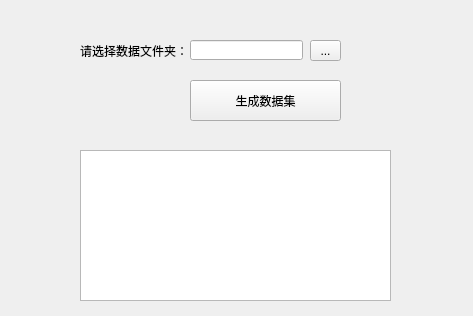
This is uis/abnormal_train_dataset.ui in Goodccccl/Neural_Network_software as Qt 5 draws it before an edit. The edited form follows.
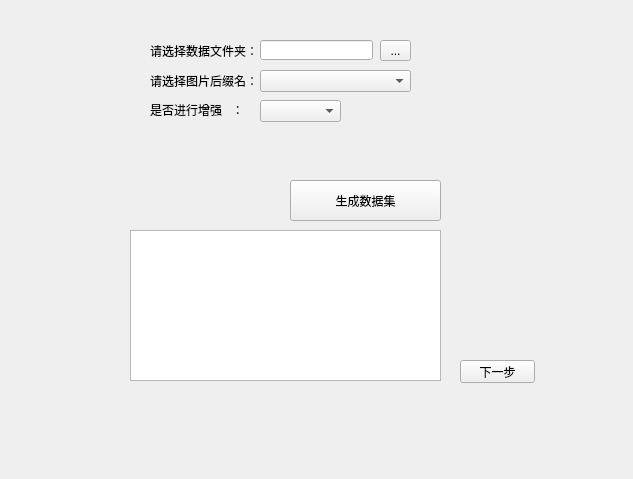
This is the edited form.

Diff of the .ui file:
```diff
--- a/uis/abnormal_train_dataset.ui
+++ b/uis/abnormal_train_dataset.ui
@@ -6,18 +6,82 @@
    <rect>
     <x>0</x>
     <y>0</y>
-    <width>473</width>
-    <height>316</height>
+    <width>633</width>
+    <height>479</height>
    </rect>
   </property>
   <property name="windowTitle">
-   <string>Creating dataset</string>
+   <string>Creating Abnormal Dataset</string>
   </property>
+  <widget class="QLabel" name="label_2">
+   <property name="geometry">
+    <rect>
+     <x>150</x>
+     <y>70</y>
+     <width>121</width>
+     <height>21</height>
+    </rect>
+   </property>
+   <property name="text">
+    <string>请选择图片后缀名：</string>
+   </property>
+  </widget>
+  <widget class="QLabel" name="label">
+   <property name="geometry">
+    <rect>
+     <x>150</x>
+     <y>40</y>
+     <width>121</width>
+     <height>21</height>
+    </rect>
+   </property>
+   <property name="text">
+    <string>请选择数据文件夹：</string>
+   </property>
+  </widget>
+  <widget class="QPlainTextEdit" name="plainTextEdit">
+   <property name="geometry">
+    <rect>
+     <x>130</x>
+     <y>230</y>
+     <width>311</width>
+     <height>151</height>
+    </rect>
+   </property>
+  </widget>
+  <widget class="QComboBox" name="comboBox_suffix">
+   <property name="geometry">
+    <rect>
+     <x>260</x>
+     <y>70</y>
+     <width>151</width>
+     <height>22</height>
+    </rect>
+   </property>
+   <property name="currentIndex">
+    <number>-1</number>
+   </property>
+   <item>
+    <property name="text">
+     <string>bmp</string>
+    </property>
+   </item>
+   <item>
+    <property name="text">
+     <string>jpg</string>
+    </property>
+   </item>
+   <item>
+    <property name="text">
+     <string>png</string>
+    </property>
+   </item>
+  </widget>
   <widget class="QPushButton" name="pushButton_creat_abnormal_dataset">
    <property name="geometry">
     <rect>
-     <x>190</x>
-     <y>80</y>
+     <x>290</x>
+     <y>180</y>
      <width>151</width>
      <height>41</height>
     </rect>
@@ -26,36 +90,33 @@
     <string>生成数据集</string>
    </property>
   </widget>
-  <widget class="QLabel" name="label">
+  <widget class="QComboBox" name="comboBox_augment">
    <property name="geometry">
     <rect>
-     <x>80</x>
-     <y>40</y>
-     <width>121</width>
-     <height>21</height>
+     <x>260</x>
+     <y>100</y>
+     <width>81</width>
+     <height>22</height>
     </rect>
    </property>
-   <property name="text">
-    <string>请选择数据文件夹：</string>
+   <property name="currentIndex">
+    <number>-1</number>
    </property>
-  </widget>
-  <widget class="QToolButton" name="toolButton_select_inputdata_dir">
-   <property name="geometry">
-    <rect>
-     <x>310</x>
-     <y>40</y>
-     <width>31</width>
-     <height>21</height>
-    </rect>
-   </property>
-   <property name="text">
-    <string>...</string>
-   </property>
+   <item>
+    <property name="text">
+     <string>True</string>
+    </property>
+   </item>
+   <item>
+    <property name="text">
+     <string>False</string>
+    </property>
+   </item>
   </widget>
   <widget class="QLineEdit" name="abnormal_inputdata_path">
    <property name="geometry">
     <rect>
-     <x>190</x>
+     <x>260</x>
      <y>40</y>
      <width>113</width>
      <height>20</height>
@@ -65,14 +126,43 @@
     <string/>
    </property>
   </widget>
-  <widget class="QPlainTextEdit" name="plainTextEdit">
+  <widget class="QToolButton" name="toolButton_select_inputdata_dir">
    <property name="geometry">
     <rect>
-     <x>80</x>
-     <y>150</y>
-     <width>311</width>
-     <height>151</height>
+     <x>380</x>
+     <y>40</y>
+     <width>31</width>
+     <height>21</height>
     </rect>
+   </property>
+   <property name="text">
+    <string>...</string>
+   </property>
+  </widget>
+  <widget class="QLabel" name="label_3">
+   <property name="geometry">
+    <rect>
+     <x>150</x>
+     <y>100</y>
+     <width>101</width>
+     <height>20</height>
+    </rect>
+   </property>
+   <property name="text">
+    <string>是否进行增强   ：</string>
+   </property>
+  </widget>
+  <widget class="QPushButton" name="pushButton_next">
+   <property name="geometry">
+    <rect>
+     <x>460</x>
+     <y>360</y>
+     <width>75</width>
+     <height>23</height>
+    </rect>
+   </property>
+   <property name="text">
+    <string>下一步</string>
    </property>
   </widget>
  </widget>
```
